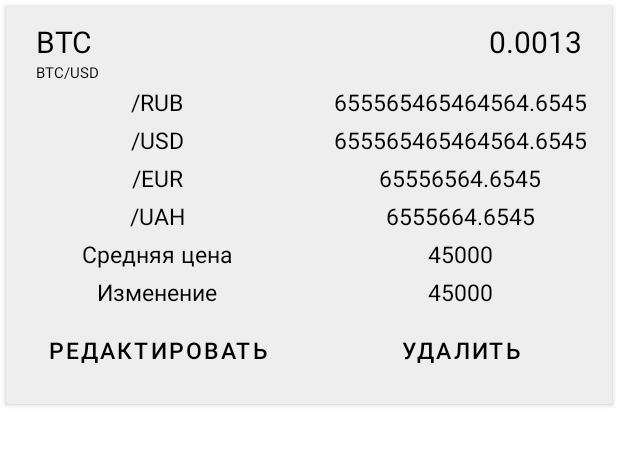
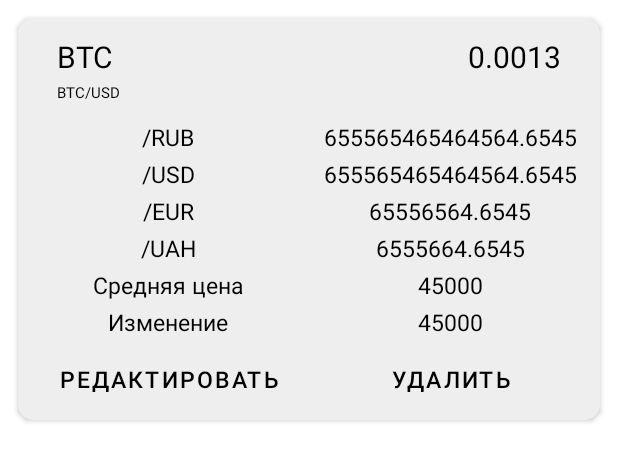
Before and after one commit to cloy123/CryptoState, an Android app: the layout assets_card_layout.xml on its own in the app's theme, with its tools: preview values and no code run, on a phone screen of 412 x 824 dp. Shown: the top 461 px of the screen. Run offline under Robolectric (Android 15) with nearby library versions, the phone set to English and light mode, and no system bars.

Commit message:
темы

```diff
--- a/app/src/main/res/drawable/ic_round_add_24.xml
+++ b/app/src/main/res/drawable/ic_round_add_24.xml
@@ -1,10 +1,11 @@
 <vector xmlns:android="http://schemas.android.com/apk/res/android"
+    xmlns:app="http://schemas.android.com/apk/res-auto"
     android:width="24dp"
     android:height="24dp"
     android:viewportWidth="24"
     android:viewportHeight="24"
-    android:tint="?attr/colorControlNormal">
+    android:tint="@color/white">
   <path
-      android:fillColor="@android:color/white"
+      android:fillColor="@color/white"
       android:pathData="M18,13h-5v5c0,0.55 -0.45,1 -1,1s-1,-0.45 -1,-1v-5H6c-0.55,0 -1,-0.45 -1,-1s0.45,-1 1,-1h5V6c0,-0.55 0.45,-1 1,-1s1,0.45 1,1v5h5c0.55,0 1,0.45 1,1s-0.45,1 -1,1z"/>
 </vector>
--- a/app/src/main/res/layout/activity_main.xml
+++ b/app/src/main/res/layout/activity_main.xml
@@ -5,14 +5,16 @@
     xmlns:tools="http://schemas.android.com/tools"
     android:layout_width="match_parent"
     android:layout_height="match_parent"
-    tools:context=".MainActivity">
+    tools:context=".MainActivity"
+    android:background="?attr/colorPrimary">
 
     <androidx.appcompat.widget.Toolbar
         app:layout_constraintTop_toTopOf="parent"
         android:id="@+id/toolbar"
         android:layout_width="match_parent"
         android:layout_height="?attr/actionBarSize"
-        app:menu="@menu/main_fragment_menu"/>
+        app:menu="@menu/main_fragment_menu"
+        android:background="?attr/colorPrimary"/>
 
     <androidx.constraintlayout.widget.ConstraintLayout
         android:id="@+id/container"
--- a/app/src/main/res/layout/assets_card_layout.xml
+++ b/app/src/main/res/layout/assets_card_layout.xml
@@ -7,20 +7,22 @@
     android:layout_width="match_parent"
     android:layout_height="wrap_content"
     android:backgroundTint="?attr/colorOnPrimary"
-    android:layout_margin="4dp">
-
+    app:cardCornerRadius="10dip"
+    android:layout_marginHorizontal="@dimen/big_horizontal_margin"
+    android:layout_marginVertical="@dimen/big_vertical_margin">
 
 
     <LinearLayout
-        android:orientation="vertical"
         android:layout_width="match_parent"
         android:layout_height="match_parent"
-        android:layout_marginVertical="10dp">
+        android:layout_marginHorizontal="@dimen/medium_horizontal_margin"
+        android:orientation="vertical">
 
         <androidx.constraintlayout.widget.ConstraintLayout
             android:id="@+id/visible_layout"
             android:layout_width="match_parent"
             android:layout_height="wrap_content"
+            android:layout_marginVertical="@dimen/big_vertical_margin"
             app:layout_constraintEnd_toEndOf="parent"
             app:layout_constraintStart_toStartOf="parent"
             app:layout_constraintTop_toTopOf="parent">
@@ -58,13 +60,14 @@
 
             <TextView
                 android:id="@+id/symbol"
-                tools:text="BTC/USD"
-                android:textSize="@dimen/small_text"
                 android:layout_width="wrap_content"
                 android:layout_height="wrap_content"
+                android:layout_marginTop="@dimen/small_vertical_margin"
+                android:textSize="@dimen/small_text"
+                app:layout_constraintBottom_toBottomOf="parent"
+                app:layout_constraintStart_toStartOf="@id/asset"
                 app:layout_constraintTop_toBottomOf="@id/asset"
-                app:layout_constraintStart_toStartOf="@id/asset"
-                app:layout_constraintBottom_toBottomOf="parent" />
+                tools:text="BTC/USD" />
 
         </androidx.constraintlayout.widget.ConstraintLayout>
 
@@ -77,14 +80,14 @@
             tools:visibility="visible">
 
             <LinearLayout
-                android:orientation="horizontal"
                 android:layout_width="match_parent"
                 android:layout_height="wrap_content"
-                android:layout_marginVertical="2dp">
+                android:layout_marginBottom="@dimen/small_vertical_margin"
+                android:orientation="horizontal">
 
                 <TextView
                     style="@style/card_layout_textViews"
-                    android:text="@string/rub"/>
+                    android:text="@string/rub" />
 
                 <TextView
                     android:id="@+id/quantity_rub"
@@ -94,10 +97,10 @@
             </LinearLayout>
 
             <LinearLayout
-                android:orientation="horizontal"
                 android:layout_width="match_parent"
                 android:layout_height="wrap_content"
-                android:layout_marginVertical="2dp">
+                android:layout_marginBottom="@dimen/small_vertical_margin"
+                android:orientation="horizontal">
 
                 <TextView
                     style="@style/card_layout_textViews"
@@ -111,10 +114,10 @@
             </LinearLayout>
 
             <LinearLayout
-                android:orientation="horizontal"
                 android:layout_width="match_parent"
                 android:layout_height="wrap_content"
-                android:layout_marginVertical="2dp">
+                android:layout_marginBottom="@dimen/small_vertical_margin"
+                android:orientation="horizontal">
 
                 <TextView
                     style="@style/card_layout_textViews"
@@ -127,11 +130,11 @@
 
             </LinearLayout>
 
-        <LinearLayout
-            android:orientation="horizontal"
-            android:layout_width="match_parent"
-            android:layout_height="wrap_content"
-            android:layout_marginVertical="2dp">
+            <LinearLayout
+                android:layout_width="match_parent"
+                android:layout_height="wrap_content"
+                android:layout_marginBottom="@dimen/small_vertical_margin"
+                android:orientation="horizontal">
 
                 <TextView
                     style="@style/card_layout_textViews"
@@ -145,14 +148,14 @@
             </LinearLayout>
 
             <LinearLayout
-                android:orientation="horizontal"
                 android:layout_width="match_parent"
                 android:layout_height="wrap_content"
-                android:layout_marginVertical="2dp">
+                android:layout_marginBottom="@dimen/small_vertical_margin"
+                android:orientation="horizontal">
 
                 <TextView
-                    android:text="@string/average_price"
-                    style="@style/card_layout_textViews"/>
+                    style="@style/card_layout_textViews"
+                    android:text="@string/average_price" />
 
                 <TextView
                     android:id="@+id/averagePrice"
@@ -162,14 +165,14 @@
             </LinearLayout>
 
             <LinearLayout
-                android:orientation="horizontal"
                 android:layout_width="match_parent"
                 android:layout_height="wrap_content"
-                android:layout_marginVertical="2dp">
+                android:layout_marginBottom="@dimen/small_vertical_margin"
+                android:orientation="horizontal">
 
                 <TextView
-                    android:text="@string/change"
-                    style="@style/card_layout_textViews"/>
+                    style="@style/card_layout_textViews"
+                    android:text="@string/change" />
 
                 <TextView
                     android:id="@+id/change"
@@ -181,22 +184,22 @@
             <LinearLayout
                 android:layout_width="match_parent"
                 android:layout_height="wrap_content"
-                android:layout_marginVertical="2dp">
+                android:layout_marginBottom="@dimen/small_vertical_margin">
 
                 <Button
-                    android:layout_weight="1"
-                    android:layout_height="wrap_content"
-                    android:layout_width="0dp"
                     android:id="@+id/edit"
                     style="@style/card_layout_buttons"
+                    android:layout_width="0dp"
+                    android:layout_height="wrap_content"
+                    android:layout_weight="1"
                     android:text="@string/edit" />
 
                 <Button
-                    android:layout_weight="1"
-                    android:layout_height="wrap_content"
-                    android:layout_width="0dp"
                     android:id="@+id/delete"
                     style="@style/card_layout_buttons"
+                    android:layout_width="0dp"
+                    android:layout_height="wrap_content"
+                    android:layout_weight="1"
                     android:text="@string/delete" />
             </LinearLayout>
         </LinearLayout>
--- a/app/src/main/res/layout/fragment_main.xml
+++ b/app/src/main/res/layout/fragment_main.xml
@@ -21,6 +21,8 @@
         android:layout_height="4dp"
         app:layout_constraintBottom_toBottomOf="parent"
         app:layout_constraintEnd_toEndOf="parent"
-        app:layout_constraintStart_toStartOf="parent" />
+        app:layout_constraintStart_toStartOf="parent"
+        android:background="?attr/colorPrimary"
+        app:tabIndicatorColor="?attr/colorOnPrimary"/>
 
 </androidx.constraintlayout.widget.ConstraintLayout>
--- a/app/src/main/res/layout/fragment_prices.xml
+++ b/app/src/main/res/layout/fragment_prices.xml
@@ -15,7 +15,11 @@
         app:layout_constraintEnd_toEndOf="parent"
         android:layout_margin="16dp"
         android:src="@drawable/ic_round_add_24"
-        android:contentDescription="@string/add" />
+        android:contentDescription="@string/add"
+        app:backgroundTint="?attr/colorOnPrimary"
+        app:borderWidth="0dp"
+        app:tint="?attr/colorSecondary"
+        />
 
     <androidx.recyclerview.widget.RecyclerView
         android:id="@+id/recyclerView"
--- a/app/src/main/res/values-night/themes.xml
+++ b/app/src/main/res/values-night/themes.xml
@@ -2,15 +2,20 @@
     <!-- Base application theme. -->
     <style name="Theme.CryptoState" parent="Theme.MaterialComponents.DayNight.DarkActionBar">
         <!-- Primary brand color. -->
-        <item name="colorPrimary">@color/purple_500</item>
-        <item name="colorPrimaryVariant">@color/purple_700</item>
-        <item name="colorOnPrimary">@color/white</item>
+        <item name="colorPrimary">@color/black</item>
+        <item name="colorPrimaryVariant">@color/black</item>
+        <item name="colorOnPrimary">@color/light_black</item>
+<!--        <item name="colorPrimary">@color/light_black</item>-->
+<!--        <item name="colorPrimaryVariant">@color/light_black</item>-->
+<!--        <item name="colorOnPrimary">@color/black</item>-->
+        <item name="android:textColor">@color/white</item>
         <!-- Secondary brand color. -->
-        <item name="colorSecondary">@color/teal_200</item>
+        <item name="colorSecondary">@color/white</item>
         <item name="colorSecondaryVariant">@color/teal_700</item>
         <item name="colorOnSecondary">@color/black</item>
         <!-- Status bar color. -->
         <item name="android:statusBarColor" tools:targetApi="l">?attr/colorPrimaryVariant</item>
+        <item name="android:windowLightStatusBar">false</item>
         <!-- Customize your theme here. -->
     </style>
 </resources>
--- a/app/src/main/res/values/colors.xml
+++ b/app/src/main/res/values/colors.xml
@@ -5,8 +5,9 @@
     <color name="purple_700">#FF3700B3</color>
     <color name="teal_200">#FF03DAC5</color>
     <color name="teal_700">#FF018786</color>
-    <color name="black">#FF000000</color>
+    <color name="black">#000</color>
     <color name="white">#FFFFFFFF</color>
 
     <color name="light_gray">#eee</color>
+    <color name="light_black">#292929</color>
 </resources>
--- a/app/src/main/res/values/dimens.xml
+++ b/app/src/main/res/values/dimens.xml
@@ -3,4 +3,9 @@
     <dimen name="small_text">10sp</dimen>
     <dimen name="big_text">20sp</dimen>
     <dimen name="medium_text">15sp</dimen>
+    <dimen name="big_horizontal_margin">12dp</dimen>
+    <dimen name="medium_horizontal_margin">6dp</dimen>
+    <dimen name="big_vertical_margin">12dp</dimen>
+    <dimen name="small_vertical_margin">3dp</dimen>
+    <dimen name="medium_vertical_margin">6dp</dimen>
 </resources>
--- a/app/src/main/res/values/styles.xml
+++ b/app/src/main/res/values/styles.xml
@@ -9,7 +9,7 @@
     </style>
     <style name="card_layout_buttons">
         <item name="android:textSize">@dimen/medium_text</item>
-        <item name="android:textColor">@color/black</item>
+        <item name="android:textColor">?attr/colorSecondary</item>
         <item name="android:background">@drawable/oval_button_light_ripple</item>
         <item name="android:stateListAnimator">@null</item>
     </style>
--- a/app/src/main/res/values/themes.xml
+++ b/app/src/main/res/values/themes.xml
@@ -7,7 +7,7 @@
         <item name="colorOnPrimary">@color/light_gray</item>
         <item name="android:textColor">@color/black</item>
         <!-- Secondary brand color. -->
-        <item name="colorSecondary">@color/teal_200</item>
+        <item name="colorSecondary">@color/black</item>
         <item name="colorSecondaryVariant">@color/teal_700</item>
         <item name="colorOnSecondary">@color/black</item>
         <!-- Status bar color. -->
```
Also changed, not shown: app/src/main/res/layout/fragment_add_asset.xml (+6 -7 lines), app/src/main/res/layout/fragment_add_price.xml (+6 -6 lines), app/src/main/res/layout/fragment_assets.xml (+6 -4 lines), app/src/main/res/layout/fragment_edit_asset.xml (+15 -19 lines), app/src/main/res/layout/prices_card_layout.xml (+13 -8 lines).
